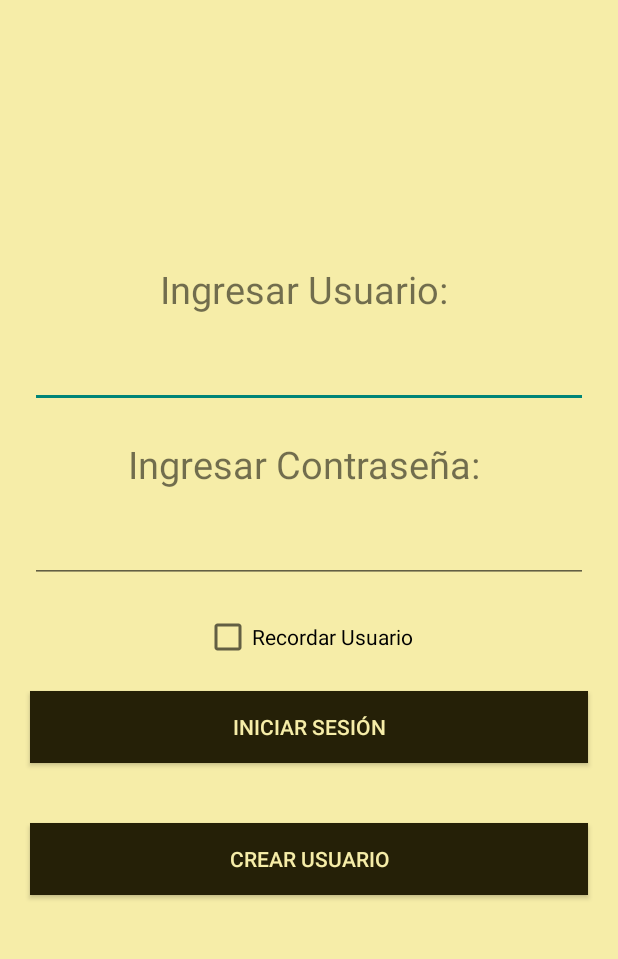
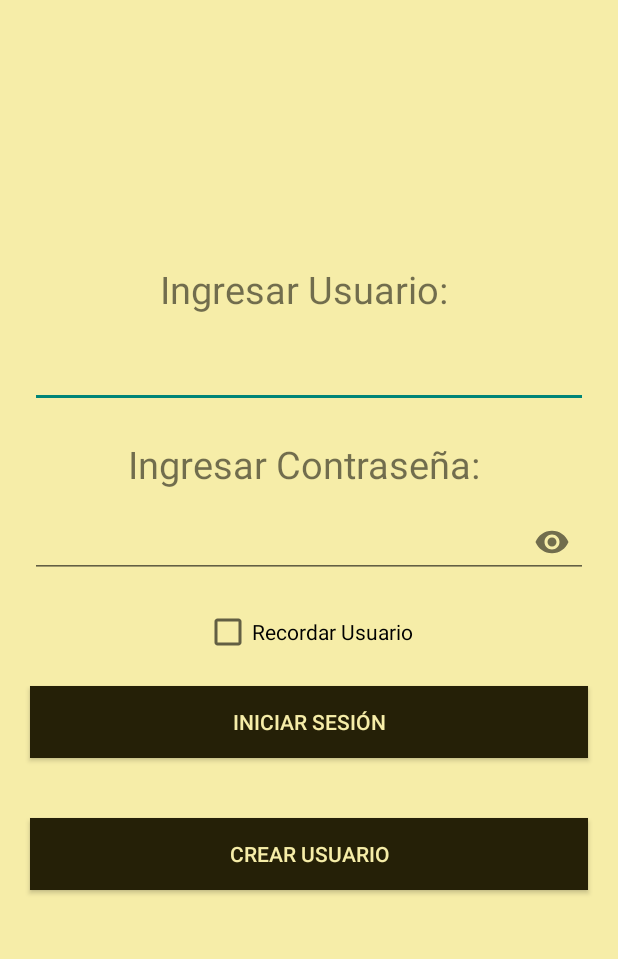
Before and after one commit to Federco1/WorldBook, an Android app: the screen it shows after launch (LoginActivity), on a phone screen of 412 x 824 dp, the part 73-1032 px from its top. Run offline under Robolectric (Android 15) with nearby library versions, the phone set to English and light mode, and no system bars.

Commit message:
Ultimos cambios

```diff
--- a/app/src/main/res/layout/activity_login.xml
+++ b/app/src/main/res/layout/activity_login.xml
@@ -46,15 +46,21 @@
 
         />
 
-    <EditText
+    <com.google.android.material.textfield.TextInputLayout
+        android:layout_width="match_parent"
+        android:layout_height="wrap_content"
+        android:layout_marginLeft="20dp"
+        android:layout_marginRight="20dp"
+        android:layout_marginBottom="20dp"
+        app:endIconMode="password_toggle">
+
+    <com.google.android.material.textfield.TextInputEditText
         android:id="@+id/etPassword"
         android:layout_width="match_parent"
         android:layout_height="wrap_content"
-        android:layout_margin="20dp"
-        android:textSize="15sp"
-        android:inputType="textPassword"
 
-        />
+        android:inputType="textPassword"/>
+      </com.google.android.material.textfield.TextInputLayout>
 
     <CheckBox
         android:layout_width="wrap_content"
```
